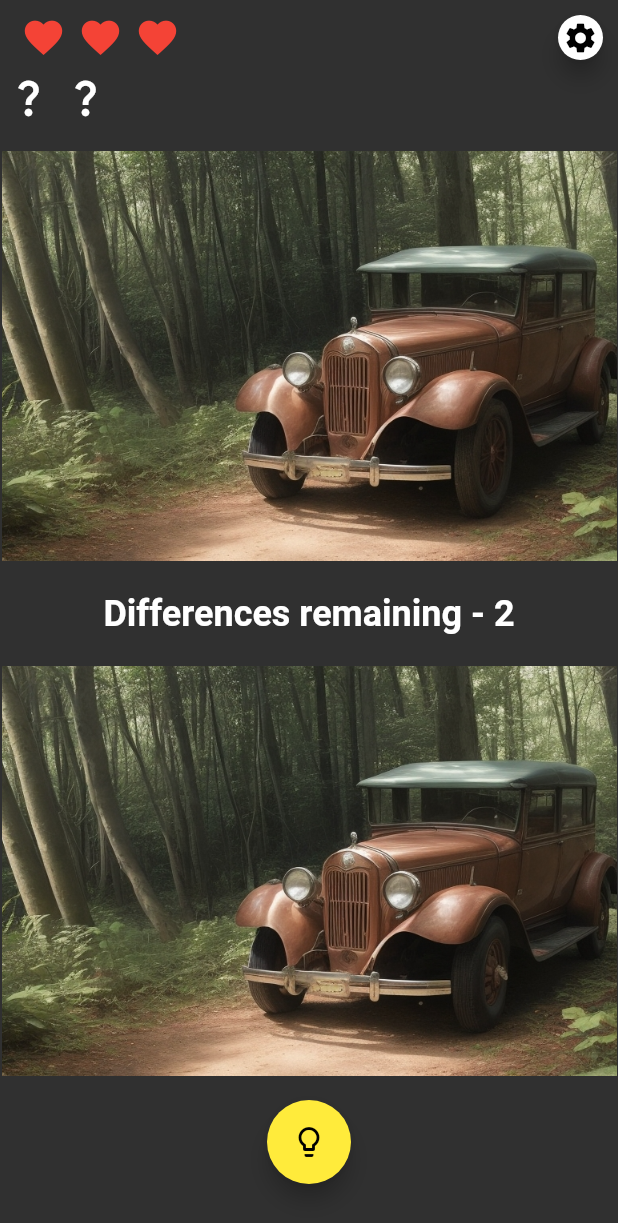
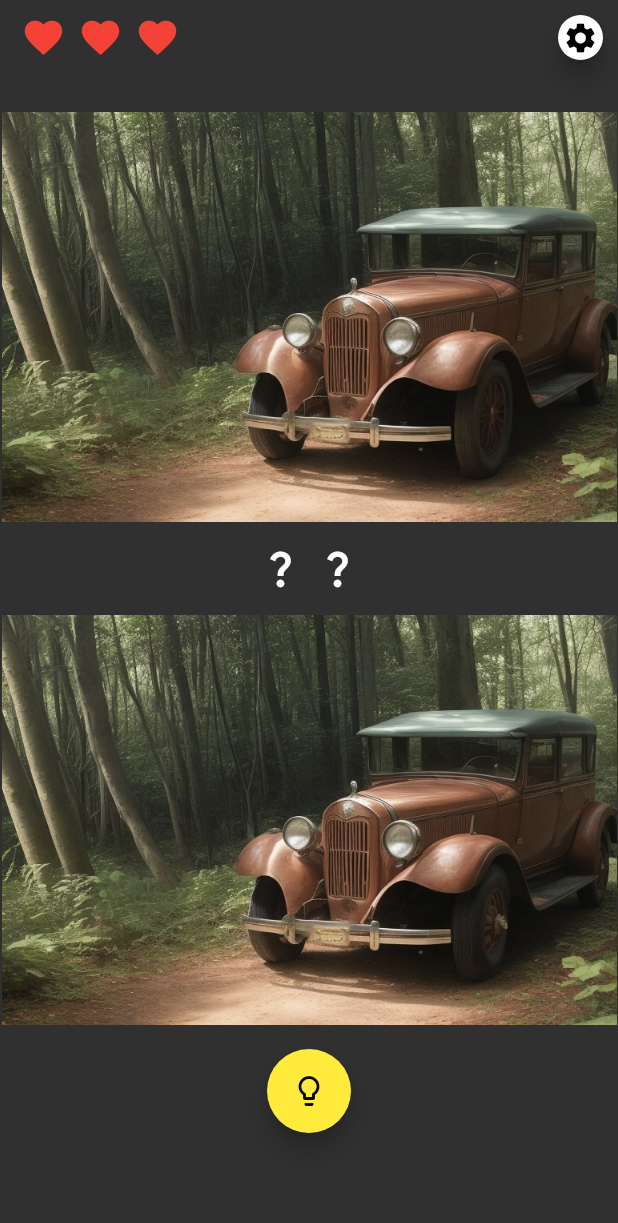
Before and after one commit to peterdobrev/spot-the-differences-application, a Flutter app: the screen it shows after launch, on a phone screen of 412 x 824 dp. Shown: the top 1223 px of the screen. Run offline on Flutter 3.47's test engine with Material 2 defaults, Android fonts, the phone set to English and light mode, and no system bars.

Commit message:
Fixed The Question marks & You found all the differences text

```diff
--- a/flutter_application_1/lib/screens/differences_screen.dart
+++ b/flutter_application_1/lib/screens/differences_screen.dart
@@ -117,25 +117,28 @@ class _DifferencesScreenState extends State<DifferencesScreen> {
             children: [
               // Top image
               Padding(
-                  padding: const EdgeInsets.only(top: 30.0),
-                  child: buildQuestionMarks(differenceAreas.length)),
-              Padding(
                 padding: const EdgeInsets.all(1.0) +
                     const EdgeInsets.only(top: 20.0),
                 child: buildImage(
                     context, widget.imagePair.topImage, leftImageKey),
               ),
-              // Spot the Differences text
-              Padding(
-                padding: const EdgeInsets.all(20.0),
-                child: Text(
-                  "Differences remaining - $remainingDifferences",
-                  style: const TextStyle(
-                    fontSize: 24.0,
-                    fontWeight: FontWeight.bold,
+              // Question mark differences counter
+              if (remainingDifferences != 0)
+                Row(mainAxisAlignment: MainAxisAlignment.center, children: [
+                  Padding(
+                    padding: const EdgeInsets.all(15.0),
+                    child: buildQuestionMarks(differenceAreas.length),
+                  ),
+                ]),
+              if (remainingDifferences == 0)
+                const Padding(
+                  padding: EdgeInsets.all(15.0),
+                  child: Text(
+                    "You found all the differences",
+                    textAlign: TextAlign.center,
+                    style: TextStyle(fontSize: 20),
                   ),
                 ),
-              ),
               //Bottom image
               Padding(
                 padding: const EdgeInsets.all(1.0),
```
